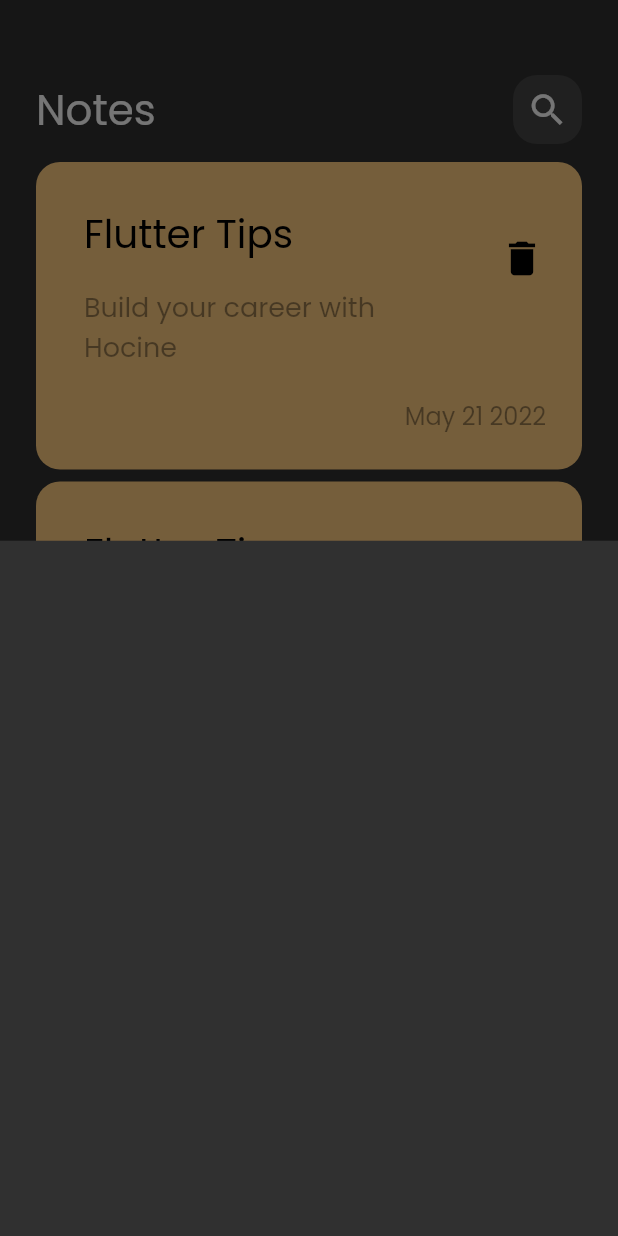
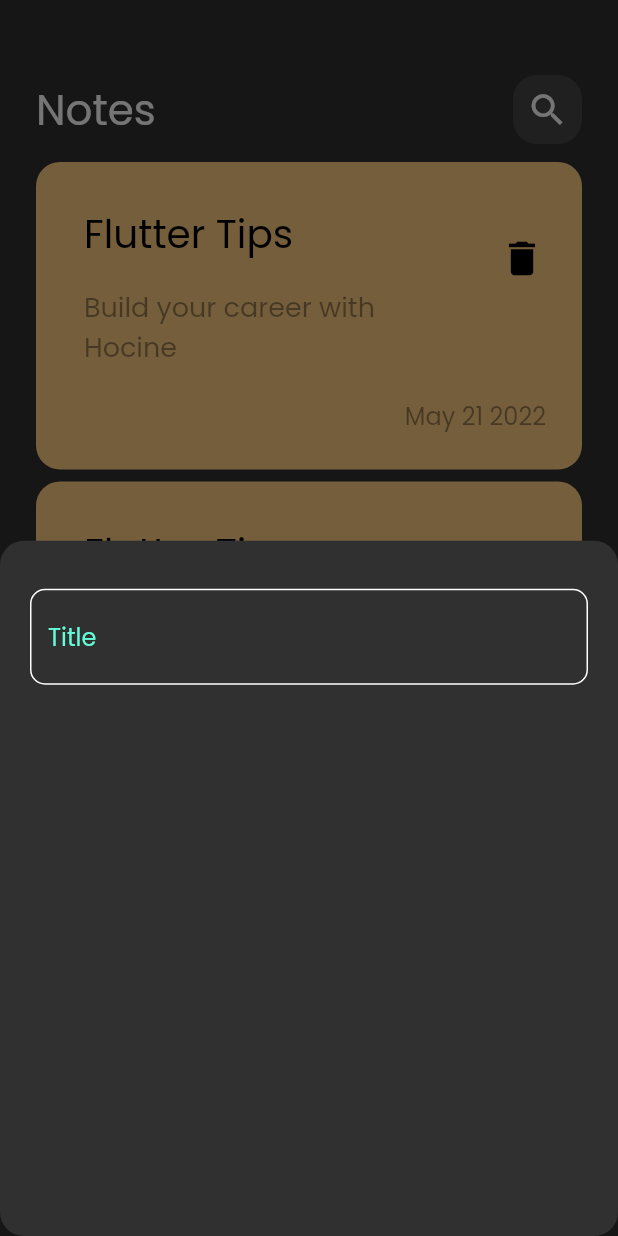
Before and after one commit to salah24/notes, a Flutter app: the screen it shows after launch, after a tap on the "add" icon, on a phone screen of 412 x 824 dp. Run offline on Flutter 3.47's test engine with Material 2 defaults, Android fonts, the phone set to English and light mode, and no system bars.

Commit message:
create custom text field

```diff
--- /dev/null
+++ b/lib/constans.dart
@@ -0,0 +1,3 @@
+import 'package:flutter/material.dart';
+
+const kPrimaryColor = Color(0xff62FCD7);
--- a/lib/views/notes_view.dart
+++ b/lib/views/notes_view.dart
@@ -11,6 +11,8 @@ class NotesView extends StatelessWidget {
       floatingActionButton: FloatingActionButton(
           onPressed: () {
             showModalBottomSheet(
+                shape: RoundedRectangleBorder(
+                    borderRadius: BorderRadius.circular(16)),
                 context: context,
                 builder: (context) {
                   return AddNoteBotoomSheet();
--- a/lib/views/widgets/add_note_botoom_sheet.dart
+++ b/lib/views/widgets/add_note_botoom_sheet.dart
@@ -1,10 +1,21 @@
 import 'package:flutter/material.dart';
+import 'package:notes/views/widgets/custom_text_field.dart';
 
 class AddNoteBotoomSheet extends StatelessWidget {
   const AddNoteBotoomSheet({Key? key}) : super(key: key);
 
   @override
   Widget build(BuildContext context) {
-    return Container();
+    return Padding(
+      padding: const EdgeInsets.symmetric(horizontal: 20),
+      child: Column(
+        children: [
+          SizedBox(
+            height: 32,
+          ),
+          CustomTextField(),
+        ],
+      ),
+    );
   }
 }
--- /dev/null
+++ b/lib/views/widgets/custom_text_field.dart
@@ -0,0 +1,25 @@
+import 'package:flutter/material.dart';
+import 'package:notes/constans.dart';
+
+class CustomTextField extends StatelessWidget {
+  const CustomTextField({Key? key}) : super(key: key);
+
+  @override
+  Widget build(BuildContext context) {
+    return TextField(
+      cursorColor: kPrimaryColor,
+      decoration: InputDecoration(
+          hintText: 'Title',
+          hintStyle: const TextStyle(color: kPrimaryColor),
+          border: buildBorder(),
+          enabledBorder: buildBorder(),
+          focusedBorder: buildBorder(kPrimaryColor)),
+    );
+  }
+
+  OutlineInputBorder buildBorder([color]) {
+    return OutlineInputBorder(
+        borderRadius: BorderRadius.circular(10),
+        borderSide: BorderSide(color: color ?? Colors.white));
+  }
+}
```
